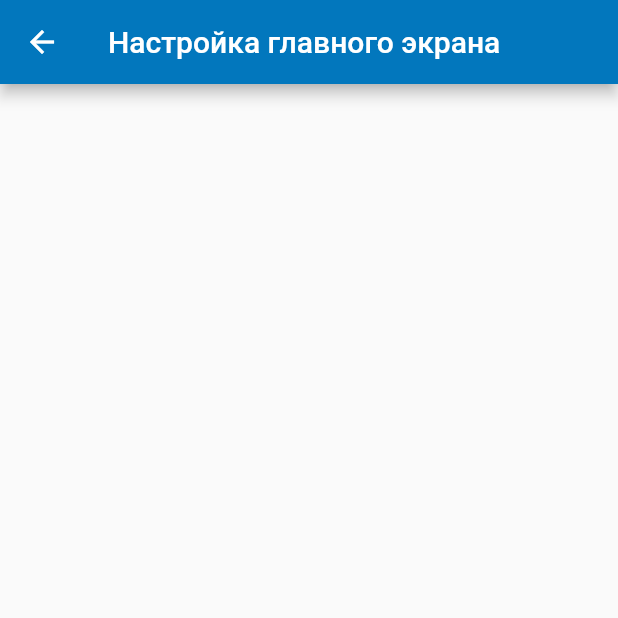
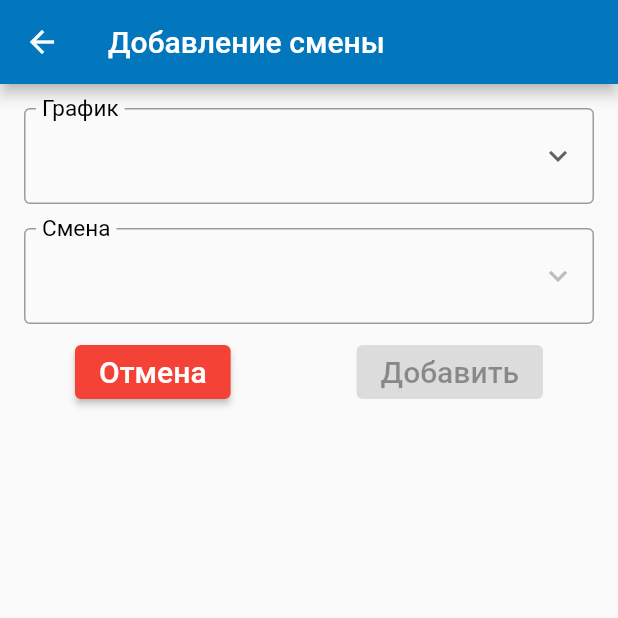
Before and after one commit to amatskevich/calendar_of_factory, a Flutter app: the ConfigurationMainScreen screen opened by its route, on a phone screen of 412 x 824 dp, the top half of it. Run offline on Flutter 3.47's test engine with Material 2 defaults, Android fonts, the phone set to English and light mode, and no system bars; Roboto replaces fonts that are missing (Georgia).

Commit message:
Configuring main screen

```diff
--- a/lib/configuration_main_screen/configuration_main_screen.dart
+++ b/lib/configuration_main_screen/configuration_main_screen.dart
@@ -1,16 +1,98 @@
+import 'package:calendaroffactory/models/shift.dart';
+import 'package:calendaroffactory/models/timetable.dart';
+import 'package:calendaroffactory/providers/timetables.dart';
+import 'package:calendaroffactory/providers/user_info.dart';
+import 'package:calendaroffactory/widgets/custom_dropdown.dart';
+import 'package:flutter/cupertino.dart';
 import 'package:flutter/material.dart';
+import 'package:provider/provider.dart';
 
-class ConfigurationMainScreen extends StatelessWidget {
+class ConfigurationMainScreen extends StatefulWidget {
+  static const routeName = '/configuration/main';
 
-  static const routeName = '/configuration/main';
+  @override
+  _ConfigurationMainScreenState createState() => _ConfigurationMainScreenState();
+}
+
+class _ConfigurationMainScreenState extends State<ConfigurationMainScreen> {
+  Timetable? _selectedTimesheet;
+  Shift? _selectedShift;
+
+  List<Timetable> _timetables = [];
+  List<Shift> _shifts = [];
+
+  void _selectTimesheet(Timetable selectedTimesheet) {
+    setState(() {
+      _selectedShift = null;
+      _selectedTimesheet = selectedTimesheet;
+      _shifts = selectedTimesheet.shifts;
+    });
+  }
+
+  void _selectShift(Shift selectedShift) {
+    setState(() {
+      _selectedShift = selectedShift;
+    });
+  }
+
+  void _save() {
+    Provider.of<UserInfo>(context, listen: false).addTimetableShift(
+        timetableType: _selectedTimesheet!.type,
+        timetableName: _selectedTimesheet!.description,
+        shift: _selectedShift!);
+    Navigator.pop(context);
+  }
+
+  @override
+  void initState() {
+    super.initState();
+    _timetables = Provider.of<Timetables>(context, listen: false).timetables;
+  }
 
   @override
   Widget build(BuildContext context) {
     return Scaffold(
       appBar: AppBar(
-        title: Text('Настройка главного экрана'),
+        title: Text('Добавление смены'),
       ),
-      body: ListView(),
+      body: Padding(
+        padding: const EdgeInsets.all(8.0),
+        child: ListView(
+          children: [
+            CustomDropdown<Timetable>(
+              label: 'График',
+              items: _timetables,
+              nameFunc: (Timetable t) => t.description,
+              func: _selectTimesheet,
+            ),
+            CustomDropdown<Shift>(
+              label: 'Смена',
+              items: _shifts,
+              nameFunc: (Shift s) => s.name,
+              func: _selectShift,
+            ),
+            Row(
+              mainAxisAlignment: MainAxisAlignment.spaceAround,
+              children: [
+                ElevatedButton(
+                  onPressed: () => Navigator.pop(context),
+                  style: ButtonStyle(
+                    backgroundColor: MaterialStateProperty.all(Colors.red),
+                    foregroundColor: MaterialStateProperty.all(Colors.white),
+                  ),
+                  child: Text(
+                    'Отмена',
+                    style: TextStyle(fontSize: 20),
+                  ),
+                ),
+                ElevatedButton(
+                    onPressed: _selectedTimesheet != null && _selectedShift != null ? _save : null,
+                    child: Text('Добавить', style: TextStyle(fontSize: 20))),
+              ],
+            ),
+          ],
+        ),
+      ),
     );
   }
 }
--- a/lib/main.dart
+++ b/lib/main.dart
@@ -5,6 +5,7 @@ import 'package:calendaroffactory/providers/user_info.dart';
 import 'package:flutter/material.dart';
 import 'package:provider/provider.dart';
 
+import 'providers/timetables.dart';
 import 'screens/about_screen.dart';
 import 'screens/calendar_screen.dart';
 import 'single_main_screen/single_main_screen.dart';
@@ -18,6 +19,7 @@ class MyApp extends StatelessWidget {
       providers: [
         ChangeNotifierProvider.value(value: SelectedDate()),
         ChangeNotifierProvider.value(value: UserInfo()),
+        ChangeNotifierProvider.value(value: Timetables()),
       ],
       child: MaterialApp(
         title: 'Смены Полимира',
--- a/lib/providers/user_info.dart
+++ b/lib/providers/user_info.dart
@@ -1,19 +1,45 @@
 import 'package:calendaroffactory/models/position.dart';
 import 'package:calendaroffactory/models/shift.dart';
-import 'package:calendaroffactory/providers/timetables.dart';
-import '../models/timetable_type.dart';
 import 'package:flutter/material.dart';
 
+import '../models/timetable_type.dart';
+
 class UserInfo with ChangeNotifier {
+  List<TimetableShift> data = [];
 
-  TimetableType _timetable = TimetableType.TWELFTH_30;
-  Shift _shift = Timetables.findByType(TimetableType.TWELFTH_30).shifts.firstWhere((element) => element.name == 'А');
+  TimetableType? get timetable => data.isNotEmpty ? data[0].timetableType : null;
 
-  TimetableType get timetable => _timetable;
+  Shift? get shift => data.isNotEmpty ? data[0].shifts[0] : null;
 
-  Shift get shift => _shift;
+  String? getShiftName() => shift?.name;
 
-  String getShiftName() => _shift.name;
+  Position? getPositionByIndex(int index) => shift?.positions[index];
 
-  Position getPositionByIndex(int index) => _shift.positions[index];
+  void addTimetableShift({
+    required TimetableType timetableType,
+    required String timetableName,
+    required Shift shift,
+  }) {
+    var timetableShift = data.firstWhere(
+      (element) => element.timetableType == timetableType,
+      orElse: () {
+        var ts = TimetableShift(timetableType: timetableType, timetableName: timetableName);
+        data.add(ts);
+        return ts;
+      },
+    );
+    if (timetableShift.shifts.contains(shift)) {
+      return;
+    }
+    timetableShift.shifts.add(shift);
+    notifyListeners();
+  }
 }
+
+class TimetableShift {
+  final TimetableType timetableType;
+  final String timetableName;
+  final List<Shift> shifts = [];
+
+  TimetableShift({required this.timetableType, required this.timetableName});
+}
--- a/lib/single_main_screen/day_widget.dart
+++ b/lib/single_main_screen/day_widget.dart
@@ -14,7 +14,7 @@ class DayItem extends StatelessWidget {
   @override
   Widget build(BuildContext context) {
     var date = selectedDate.add(Duration(days: index));
-    var shift = Provider.of<UserInfo>(context, listen: false).shift;
+    var shift = Provider.of<UserInfo>(context, listen: false).shift!;
     Position position = CalendarEngine.calculatePositionForDay(day: date, shift: shift);
     return Container(
       decoration: BoxDecoration(
--- a/lib/single_main_screen/info_widget.dart
+++ b/lib/single_main_screen/info_widget.dart
@@ -3,7 +3,6 @@ import 'package:flutter/material.dart';
 import 'package:provider/provider.dart';
 
 class Info extends StatelessWidget {
-
   @override
   Widget build(BuildContext context) {
     return Container(
@@ -11,7 +10,7 @@ class Info extends StatelessWidget {
       margin: EdgeInsets.all(9.5),
       child: Consumer<UserInfo>(builder: (context, cart, child) {
         return Text(
-          'Смена ${cart.getShiftName()}',
+          'Смена ${cart.getShiftName() != null ? cart.getShiftName() : ''}',
           style: Theme.of(context).textTheme.headline5,
           textAlign: TextAlign.center,
         );
--- /dev/null
+++ b/lib/widgets/custom_dropdown.dart
@@ -0,0 +1,78 @@
+import 'package:flutter/material.dart';
+
+class CustomDropdown<T> extends StatefulWidget {
+  final String label;
+  final List<T> items;
+  final Function func;
+  final String Function(T t) nameFunc;
+
+  CustomDropdown({
+    Key? key,
+    required this.label,
+    required this.items,
+    required this.func,
+    required this.nameFunc,
+  }) : super(key: key);
+
+  @override
+  _CustomDropdownState<T> createState() => _CustomDropdownState<T>();
+}
+
+class _CustomDropdownState<T> extends State<CustomDropdown<T>> {
+  T? _selectedItem;
+
+  @override
+  void didUpdateWidget(covariant CustomDropdown<T> oldWidget) {
+    super.didUpdateWidget(oldWidget);
+    if (oldWidget.items != widget.items) {
+      _selectedItem = null;
+    }
+  }
+
+  void _onChange(T? selectedItem) {
+    setState(() {
+      _selectedItem = selectedItem as T;
+    });
+    widget.func(selectedItem);
+  }
+
+  @override
+  Widget build(BuildContext context) {
+    return Padding(
+      padding: const EdgeInsets.all(8.0),
+      child: InputDecorator(
+        decoration: InputDecoration(
+          labelText: widget.label,
+          labelStyle: TextStyle(color: Colors.black, fontSize: 20),
+          // labelStyle: Theme.of(context).primaryTextTheme.caption.copyWith(color: Colors.black),
+          border: const OutlineInputBorder(),
+        ),
+        child: DropdownButtonHideUnderline(
+          child: DropdownButton<T>(
+            isExpanded: true,
+            isDense: true,
+            style: TextStyle(
+              color: Colors.black,
+              fontSize: 23,
+            ),
+            icon: Icon(Icons.keyboard_arrow_down),
+            value: _selectedItem,
+            items: widget.items.map((item) {
+              return DropdownMenuItem<T>(
+                value: item,
+                child: Text(
+                  widget.nameFunc(item),
+                  style: TextStyle(
+                    color: Colors.black,
+                    fontSize: 23,
+                  ),
+                ),
+              );
+            }).toList(),
+            onChanged: widget.items.isNotEmpty ? _onChange : null,
+          ),
+        ),
+      ),
+    );
+  }
+}
```
Also changed, not shown: lib/single_main_screen/single_main_screen.dart (+11 -2 lines).
